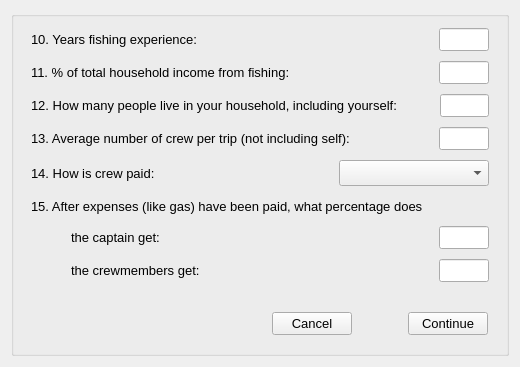
Ecotrust/openoceanmap-desktop, file oom_st_kitts_nevis/Interview/addtquestions.ui: the form before one commit.
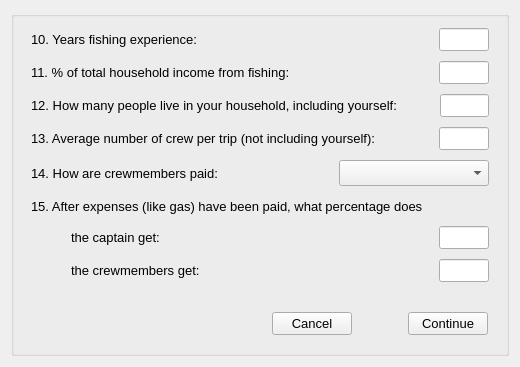
The form after the commit.

Commit message: standardized fishery names to document, yes/no confirmation to end interview, minor label changes

Patch:
```diff
--- a/oom_st_kitts_nevis/Interview/addtquestions.ui
+++ b/oom_st_kitts_nevis/Interview/addtquestions.ui
@@ -317,7 +317,7 @@
                </font>
               </property>
               <property name="text" >
-               <string>13. Average number of crew per trip (not including self):</string>
+               <string>13. Average number of crew per trip (not including yourself):</string>
               </property>
              </widget>
             </item>
@@ -399,7 +399,7 @@
                </font>
               </property>
               <property name="text" >
-               <string>14. How is crew paid:</string>
+               <string>14. How are crewmembers paid:</string>
               </property>
              </widget>
             </item>
```
The commit also changes 7 other files.
